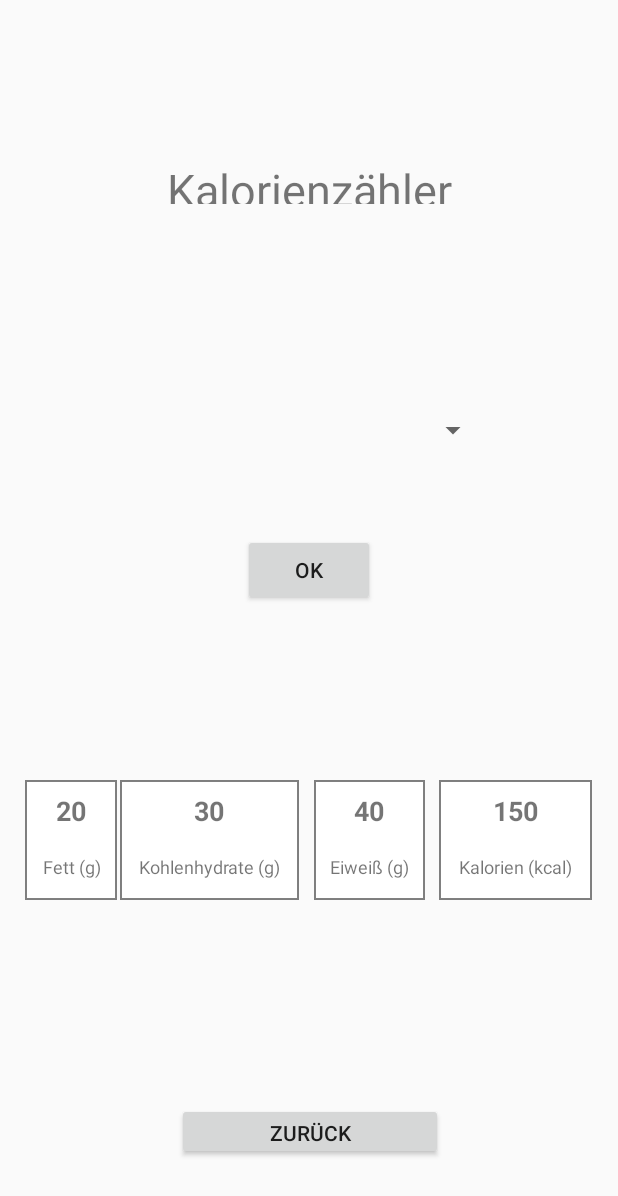
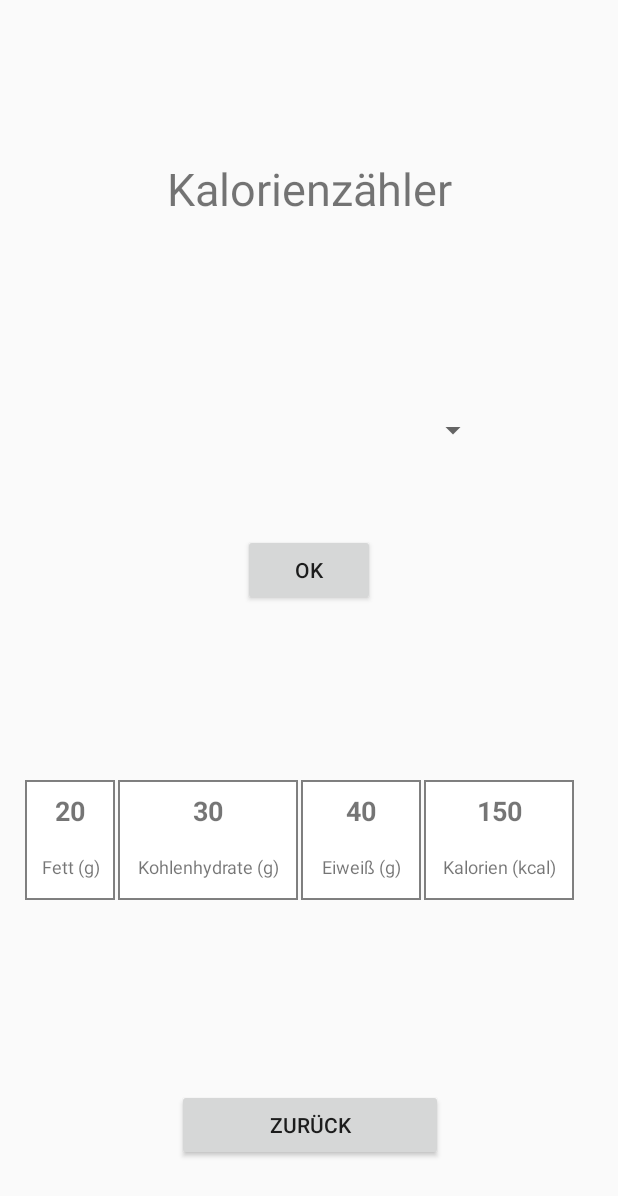
Before and after one commit to Schnitzelmeister/HCI, an Android app: the layout calorie_counter.xml on its own in the app's theme, with its tools: preview values and no code run, on a phone screen of 412 x 824 dp. Shown: the top 1196 px of the screen. Run offline under Robolectric (Android 15) with nearby library versions, the phone set to English and light mode, and no system bars.

Commit message:
Kalorienzähler_Teilimplementation

```diff
--- a/app/src/main/res/layout/calorie_counter.xml
+++ b/app/src/main/res/layout/calorie_counter.xml
@@ -9,7 +9,7 @@
     <TextView
         android:id="@+id/header_calorie_counter"
         android:layout_width="240dp"
-        android:layout_height="30dp"
+        android:layout_height="35dp"
         android:layout_marginBottom="8dp"
         android:layout_marginEnd="8dp"
         android:layout_marginLeft="8dp"
@@ -59,127 +59,26 @@
         app:layout_constraintTop_toTopOf="parent"
         app:layout_constraintVertical_bias="0.458" />
 
-    <LinearLayout
-        android:layout_width="102dp"
-        android:layout_height="80dp"
+    <Button
+        android:id="@+id/back_button_counter"
+        android:layout_width="177dp"
+        android:layout_height="48dp"
         android:layout_marginBottom="8dp"
         android:layout_marginLeft="8dp"
         android:layout_marginRight="8dp"
         android:layout_marginTop="8dp"
-        android:background="@drawable/textview_border"
-        android:orientation="vertical"
+        android:text="ZURÜCK"
         app:layout_constraintBottom_toBottomOf="parent"
-        app:layout_constraintHorizontal_bias="0.969"
+        app:layout_constraintHorizontal_bias="0.502"
         app:layout_constraintLeft_toLeftOf="parent"
         app:layout_constraintRight_toRightOf="parent"
         app:layout_constraintTop_toTopOf="parent"
-        app:layout_constraintVertical_bias="0.703">
-
-        <TextView
-            android:id="@+id/calorie_fraction_number"
-            android:layout_width="match_parent"
-            android:layout_height="25dp"
-            android:layout_marginBottom="8dp"
-            android:layout_marginEnd="8dp"
-            android:layout_marginLeft="8dp"
-            android:layout_marginRight="8dp"
-            android:layout_marginStart="8dp"
-            android:layout_marginTop="8dp"
-            android:text="150"
-            android:textAlignment="center"
-            android:textSize="18sp"
-            android:textStyle="bold"
-            app:layout_constraintBottom_toBottomOf="parent"
-            app:layout_constraintHorizontal_bias="0.881"
-            app:layout_constraintLeft_toLeftOf="parent"
-            app:layout_constraintRight_toRightOf="parent"
-            app:layout_constraintTop_toTopOf="parent"
-            app:layout_constraintVertical_bias="0.651" />
-
-        <TextView
-            android:id="@+id/calorie_fraction_description"
-            android:layout_width="match_parent"
-            android:layout_height="25dp"
-            android:layout_marginBottom="8dp"
-            android:layout_marginEnd="8dp"
-            android:layout_marginLeft="8dp"
-            android:layout_marginRight="8dp"
-            android:layout_marginStart="8dp"
-            android:layout_marginTop="8dp"
-            android:text="Kalorien (kcal)"
-            android:textAlignment="center"
-            android:textSize="12dp"
-            app:layout_constraintBottom_toBottomOf="parent"
-            app:layout_constraintHorizontal_bias="0.881"
-            app:layout_constraintLeft_toLeftOf="parent"
-            app:layout_constraintRight_toRightOf="parent"
-            app:layout_constraintTop_toTopOf="parent"
-            app:layout_constraintVertical_bias="0.704" />
-    </LinearLayout>
+        app:layout_constraintVertical_bias="0.945"
+        android:layout_marginStart="8dp"
+        android:layout_marginEnd="8dp" />
 
     <LinearLayout
-        android:layout_width="74dp"
-        android:layout_height="80dp"
-        android:layout_marginBottom="8dp"
-        android:layout_marginEnd="8dp"
-        android:layout_marginLeft="8dp"
-        android:layout_marginRight="8dp"
-        android:layout_marginStart="8dp"
-        android:layout_marginTop="8dp"
-        android:background="@drawable/textview_border"
-        android:orientation="vertical"
-        app:layout_constraintBottom_toBottomOf="parent"
-        app:layout_constraintHorizontal_bias="0.625"
-        app:layout_constraintLeft_toLeftOf="parent"
-        app:layout_constraintRight_toRightOf="parent"
-        app:layout_constraintTop_toTopOf="parent"
-        app:layout_constraintVertical_bias="0.703">
-
-        <TextView
-            android:id="@+id/protein_fraction_number"
-            android:layout_width="match_parent"
-            android:layout_height="25dp"
-            android:layout_marginBottom="8dp"
-            android:layout_marginEnd="8dp"
-            android:layout_marginLeft="8dp"
-            android:layout_marginRight="8dp"
-            android:layout_marginStart="8dp"
-            android:layout_marginTop="8dp"
-            android:text="40"
-            android:textAlignment="center"
-            android:textSize="18sp"
-            android:textStyle="bold"
-            app:layout_constraintBottom_toBottomOf="parent"
-            app:layout_constraintHorizontal_bias="0.629"
-            app:layout_constraintLeft_toLeftOf="parent"
-            app:layout_constraintRight_toRightOf="parent"
-            app:layout_constraintTop_toTopOf="parent"
-            app:layout_constraintVertical_bias="0.651" />
-
-        <TextView
-            android:id="@+id/protein_fraction_description"
-            android:layout_width="match_parent"
-            android:layout_height="25dp"
-            android:layout_marginBottom="8dp"
-            android:layout_marginEnd="8dp"
-            android:layout_marginLeft="8dp"
-            android:layout_marginRight="8dp"
-            android:layout_marginStart="8dp"
-            android:layout_marginTop="8dp"
-            android:text="Eiweiß (g)"
-            android:textAlignment="center"
-            android:textSize="12dp"
-            app:layout_constraintBottom_toBottomOf="parent"
-            app:layout_constraintHorizontal_bias="0.629"
-            app:layout_constraintLeft_toLeftOf="parent"
-            app:layout_constraintRight_toRightOf="parent"
-            app:layout_constraintTop_toTopOf="parent"
-            app:layout_constraintVertical_bias="0.704" />
-
-    </LinearLayout>
-
-    <LinearLayout
-        android:layout_width="61dp"
+        android:layout_width="60dp"
         android:layout_height="80dp"
         android:layout_marginBottom="8dp"
         android:layout_marginEnd="8dp"
@@ -238,24 +137,8 @@
             app:layout_constraintVertical_bias="0.704" />
     </LinearLayout>
 
-    <Button
-        android:id="@+id/back_button_counter"
-        android:layout_width="177dp"
-        android:layout_height="38dp"
-        android:layout_marginBottom="8dp"
-        android:layout_marginLeft="8dp"
-        android:layout_marginRight="8dp"
-        android:layout_marginTop="8dp"
-        android:text="ZURÜCK"
-        app:layout_constraintBottom_toBottomOf="parent"
-        app:layout_constraintHorizontal_bias="0.502"
-        app:layout_constraintLeft_toLeftOf="parent"
-        app:layout_constraintRight_toRightOf="parent"
-        app:layout_constraintTop_toTopOf="parent"
-        app:layout_constraintVertical_bias="0.945" />
-
     <LinearLayout
-        android:layout_width="119dp"
+        android:layout_width="120dp"
         android:layout_height="80dp"
         android:layout_marginBottom="8dp"
         android:layout_marginEnd="8dp"
@@ -266,7 +149,7 @@
         android:background="@drawable/textview_border"
         android:orientation="vertical"
         app:layout_constraintBottom_toBottomOf="parent"
-        app:layout_constraintHorizontal_bias="0.261"
+        app:layout_constraintHorizontal_bias="0.257"
         app:layout_constraintLeft_toLeftOf="parent"
         app:layout_constraintRight_toRightOf="parent"
         app:layout_constraintTop_toTopOf="parent"
@@ -314,4 +197,125 @@
             app:layout_constraintVertical_bias="0.704" />
     </LinearLayout>
 
+        <LinearLayout
+            android:layout_width="80dp"
+            android:layout_height="80dp"
+            android:layout_marginBottom="8dp"
+            android:layout_marginEnd="8dp"
+            android:layout_marginLeft="8dp"
+            android:layout_marginRight="8dp"
+            android:layout_marginStart="8dp"
+            android:layout_marginTop="8dp"
+            android:background="@drawable/textview_border"
+            android:orientation="vertical"
+            app:layout_constraintBottom_toBottomOf="parent"
+            app:layout_constraintHorizontal_bias="0.61"
+            app:layout_constraintLeft_toLeftOf="parent"
+            app:layout_constraintRight_toRightOf="parent"
+            app:layout_constraintTop_toTopOf="parent"
+            app:layout_constraintVertical_bias="0.703">
+
+            <TextView
+                android:id="@+id/protein_fraction_number"
+                android:layout_width="match_parent"
+                android:layout_height="25dp"
+                android:layout_marginBottom="8dp"
+                android:layout_marginEnd="8dp"
+                android:layout_marginLeft="8dp"
+                android:layout_marginRight="8dp"
+                android:layout_marginStart="8dp"
+                android:layout_marginTop="8dp"
+                android:text="40"
+                android:textAlignment="center"
+                android:textSize="18sp"
+                android:textStyle="bold"
+                app:layout_constraintBottom_toBottomOf="parent"
+                app:layout_constraintHorizontal_bias="0.629"
+                app:layout_constraintLeft_toLeftOf="parent"
+                app:layout_constraintRight_toRightOf="parent"
+                app:layout_constraintTop_toTopOf="parent"
+                app:layout_constraintVertical_bias="0.651" />
+
+            <TextView
+                android:id="@+id/protein_fraction_description"
+                android:layout_width="match_parent"
+                android:layout_height="25dp"
+                android:layout_marginBottom="8dp"
+                android:layout_marginEnd="8dp"
+                android:layout_marginLeft="8dp"
+                android:layout_marginRight="8dp"
+                android:layout_marginStart="8dp"
+                android:layout_marginTop="8dp"
+                android:text="Eiweiß (g)"
+                android:textAlignment="center"
+                android:textSize="12dp"
+                app:layout_constraintBottom_toBottomOf="parent"
+                app:layout_constraintHorizontal_bias="0.629"
+                app:layout_constraintLeft_toLeftOf="parent"
+                app:layout_constraintRight_toRightOf="parent"
+                app:layout_constraintTop_toTopOf="parent"
+                app:layout_constraintVertical_bias="0.704" />
+
+        </LinearLayout>
+
+        <LinearLayout
+            android:layout_width="100dp"
+            android:layout_height="80dp"
+            android:layout_marginBottom="8dp"
+            android:layout_marginEnd="8dp"
+            android:layout_marginLeft="8dp"
+            android:layout_marginRight="8dp"
+            android:layout_marginStart="8dp"
+            android:layout_marginTop="8dp"
+            android:background="@drawable/textview_border"
+            android:orientation="vertical"
+            app:layout_constraintBottom_toBottomOf="parent"
+            app:layout_constraintHorizontal_bias="0.929"
+            app:layout_constraintLeft_toLeftOf="parent"
+            app:layout_constraintRight_toRightOf="parent"
+            app:layout_constraintTop_toTopOf="parent"
+            app:layout_constraintVertical_bias="0.703">
+
+            <TextView
+                android:id="@+id/calorie_fraction_number"
+                android:layout_width="match_parent"
+                android:layout_height="25dp"
+                android:layout_marginBottom="8dp"
+                android:layout_marginEnd="8dp"
+                android:layout_marginLeft="8dp"
+                android:layout_marginRight="8dp"
+                android:layout_marginStart="8dp"
+                android:layout_marginTop="8dp"
+                android:text="150"
+                android:textAlignment="center"
+                android:textSize="18sp"
+                android:textStyle="bold"
+                app:layout_constraintBottom_toBottomOf="parent"
+                app:layout_constraintHorizontal_bias="0.881"
+                app:layout_constraintLeft_toLeftOf="parent"
+                app:layout_constraintRight_toRightOf="parent"
+                app:layout_constraintTop_toTopOf="parent"
+                app:layout_constraintVertical_bias="0.651" />
+
+            <TextView
+                android:id="@+id/calorie_fraction_description"
+                android:layout_width="match_parent"
+                android:layout_height="25dp"
+                android:layout_marginBottom="8dp"
+                android:layout_marginEnd="8dp"
+                android:layout_marginLeft="8dp"
+                android:layout_marginRight="8dp"
+                android:layout_marginStart="8dp"
+                android:layout_marginTop="8dp"
+                android:text="Kalorien (kcal)"
+                android:textAlignment="center"
+                android:textSize="12dp"
+                app:layout_constraintBottom_toBottomOf="parent"
+                app:layout_constraintHorizontal_bias="0.881"
+                app:layout_constraintLeft_toLeftOf="parent"
+                app:layout_constraintRight_toRightOf="parent"
+                app:layout_constraintTop_toTopOf="parent"
+                app:layout_constraintVertical_bias="0.704" />
+        </LinearLayout>
+
 </android.support.constraint.ConstraintLayout>
```
Also changed, not shown: app/src/main/java/com/example/uniwien/gesunderleben/mainFunctions/CalorieCounterImpl.java (added, +96 -0 lines).
